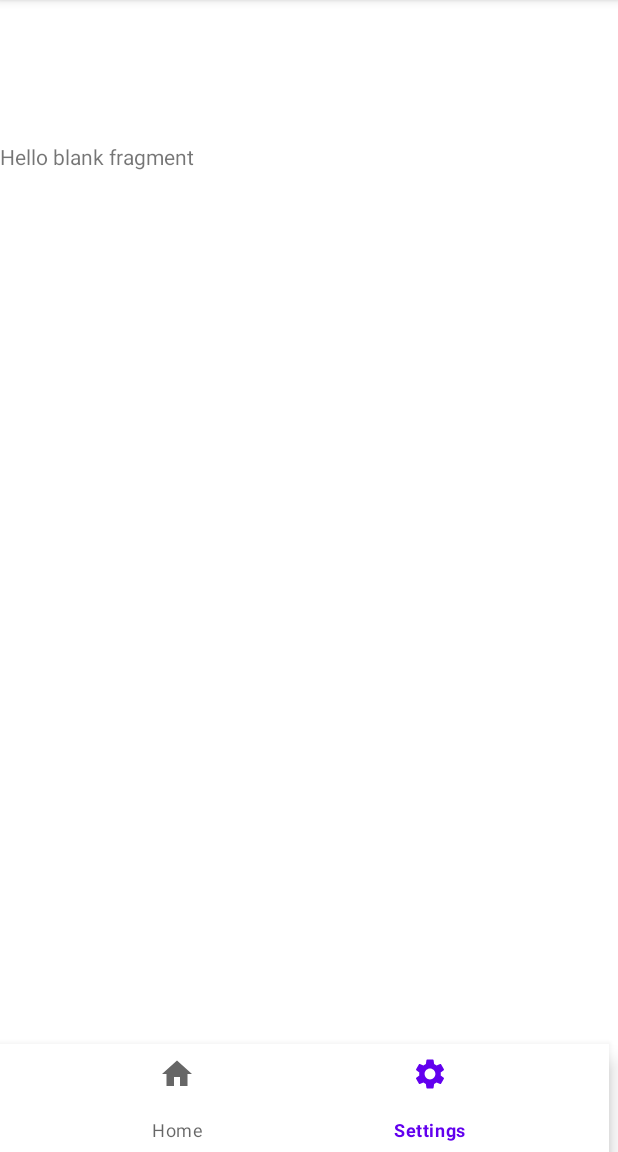
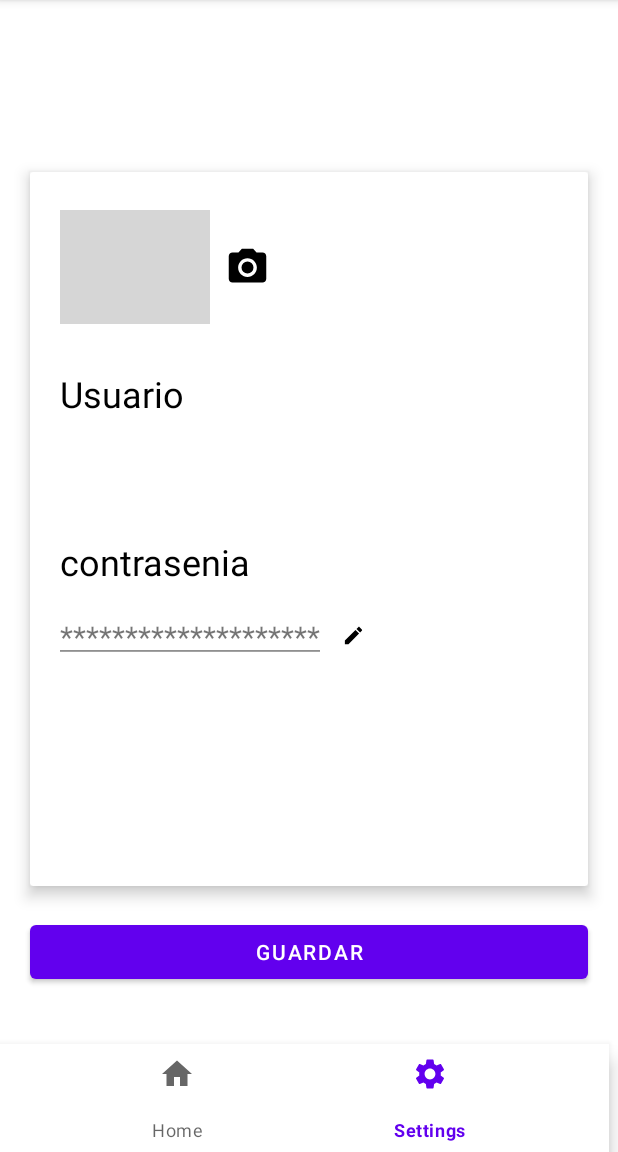
Before and after one commit to sabrinaValansi/challengeRepaso, an Android app: the Settings screen opened through its navigation route, on a phone screen of 412 x 824 dp, the part 84-1236 px from its top. Run offline under Robolectric (Android 15) with nearby library versions, the phone set to English and light mode, and no system bars; our stand-ins replace navigation-ui; pictures from the network do not load; grey boxes are pictures that could not be loaded.

Commit message:
agregado settings y correcto popup

```diff
--- a/app/src/main/java/ar/edu/ort/challengeConEze/fragments/Home.kt
+++ b/app/src/main/java/ar/edu/ort/challengeConEze/fragments/Home.kt
@@ -14,6 +14,7 @@ import ar.edu.ort.challengeConEze.adapter.AdapterProducto
 import ar.edu.ort.challengeConEze.listener.onProductoClickedListener
 import ar.edu.ort.challengeConEze.model.Producto
 import ar.edu.ort.challengeConEze.utils.Images
+import ar.edu.ort.challengeConEze.utils.User
 
 // TODO: Rename parameter arguments, choose names that match
 // the fragment initialization parameters, e.g. ARG_ITEM_NUMBER
@@ -56,7 +57,7 @@ class Home : Fragment(), onProductoClickedListener {
 
         textoHome = view.findViewById(R.id.textHome)
 
-        textoHome.text = "Hola, ${HomeArgs.fromBundle(requireArguments()).nombre}"
+        textoHome.text = "Hola, ${User.userName}"
 
         recycler = view.findViewById(R.id.recyclerProductos)
 
--- a/app/src/main/java/ar/edu/ort/challengeConEze/fragments/Settings.kt
+++ b/app/src/main/java/ar/edu/ort/challengeConEze/fragments/Settings.kt
@@ -1,11 +1,18 @@
 package ar.edu.ort.challengeConEze.fragments
 
+import android.graphics.Paint
+import android.media.Image
 import android.os.Bundle
 import androidx.fragment.app.Fragment
 import android.view.LayoutInflater
 import android.view.View
 import android.view.ViewGroup
+import android.widget.ImageView
+import android.widget.TextView
 import ar.edu.ort.challengeConEze.R
+import ar.edu.ort.challengeConEze.utils.User
+import com.bumptech.glide.Glide
+import org.w3c.dom.Text
 
 // TODO: Rename parameter arguments, choose names that match
 // the fragment initialization parameters, e.g. ARG_ITEM_NUMBER
@@ -22,6 +29,8 @@ class Settings : Fragment() {
     private var param1: String? = null
     private var param2: String? = null
 
+    private lateinit var imagenUsuario : ImageView
+
     override fun onCreate(savedInstanceState: Bundle?) {
         super.onCreate(savedInstanceState)
         arguments?.let {
@@ -36,6 +45,26 @@ class Settings : Fragment() {
     ): View? {
         // Inflate the layout for this fragment
         return inflater.inflate(R.layout.fragment_settings, container, false)
+    }
+
+    override fun onViewCreated(view: View, savedInstanceState: Bundle?) {
+        super.onViewCreated(view, savedInstanceState)
+
+        imagenUsuario = view.findViewById(R.id.imagen_usuario)
+
+        val nombreUsuario = view.findViewById<TextView>(R.id.texto_nombre)
+
+        val contraseniaUsuario = view.findViewById<TextView>(R.id.texto_contrasenia)
+
+        nombreUsuario.paintFlags = nombreUsuario.paintFlags or Paint.UNDERLINE_TEXT_FLAG
+        contraseniaUsuario.paintFlags = contraseniaUsuario.paintFlags or Paint.UNDERLINE_TEXT_FLAG
+
+        nombreUsuario.text = User.userName
+
+        Glide.with(this)
+            .load("https://www.w3schools.com/howto/img_avatar.png")
+            .circleCrop()
+            .into(imagenUsuario)
     }
 
     companion object {
--- /dev/null
+++ b/app/src/main/res/drawable/ic_camera.xml
@@ -0,0 +1,6 @@
+<vector android:height="24dp" android:tint="#000000"
+    android:viewportHeight="24" android:viewportWidth="24"
+    android:width="24dp" xmlns:android="http://schemas.android.com/apk/res/android">
+    <path android:fillColor="@android:color/white" android:pathData="M12,12m-3.2,0a3.2,3.2 0,1 1,6.4 0a3.2,3.2 0,1 1,-6.4 0"/>
+    <path android:fillColor="@android:color/white" android:pathData="M9,2L7.17,4L4,4c-1.1,0 -2,0.9 -2,2v12c0,1.1 0.9,2 2,2h16c1.1,0 2,-0.9 2,-2L22,6c0,-1.1 -0.9,-2 -2,-2h-3.17L15,2L9,2zM12,17c-2.76,0 -5,-2.24 -5,-5s2.24,-5 5,-5 5,2.24 5,5 -2.24,5 -5,5z"/>
+</vector>
--- /dev/null
+++ b/app/src/main/res/drawable/ic_edit.xml
@@ -0,0 +1,5 @@
+<vector android:height="24dp" android:tint="#000000"
+    android:viewportHeight="24" android:viewportWidth="24"
+    android:width="24dp" xmlns:android="http://schemas.android.com/apk/res/android">
+    <path android:fillColor="@android:color/white" android:pathData="M3,17.25V21h3.75L17.81,9.94l-3.75,-3.75L3,17.25zM20.71,7.04c0.39,-0.39 0.39,-1.02 0,-1.41l-2.34,-2.34c-0.39,-0.39 -1.02,-0.39 -1.41,0l-1.83,1.83 3.75,3.75 1.83,-1.83z"/>
+</vector>
--- a/app/src/main/res/layout/fragment_settings.xml
+++ b/app/src/main/res/layout/fragment_settings.xml
@@ -1,14 +1,125 @@
 <?xml version="1.0" encoding="utf-8"?>
-<FrameLayout xmlns:android="http://schemas.android.com/apk/res/android"
+<androidx.constraintlayout.widget.ConstraintLayout xmlns:android="http://schemas.android.com/apk/res/android"
+    xmlns:app="http://schemas.android.com/apk/res-auto"
     xmlns:tools="http://schemas.android.com/tools"
     android:layout_width="match_parent"
     android:layout_height="match_parent"
     tools:context=".fragments.Settings">
 
-    <!-- TODO: Update blank fragment layout -->
-    <TextView
+    <com.google.android.material.card.MaterialCardView
+        android:id="@+id/settings_card"
         android:layout_width="match_parent"
-        android:layout_height="match_parent"
-        android:text="@string/hello_blank_fragment" />
+        android:layout_height="0dp"
+        android:layout_margin="20dp"
+        app:cardCornerRadius="2dp"
+        app:layout_constraintStart_toStartOf="parent"
+        app:layout_constraintEnd_toEndOf="parent"
+        app:layout_constraintBottom_toTopOf="@id/save_button"
+        app:layout_constraintTop_toTopOf="parent"
+        app:cardElevation="6dp">
 
-</FrameLayout>
+        <androidx.constraintlayout.widget.ConstraintLayout
+            android:layout_width="match_parent"
+            android:layout_height="match_parent"
+            android:layout_margin="10dp">
+
+            <ImageView
+                android:id="@+id/imagen_usuario"
+                android:layout_width="100dp"
+                android:layout_height="0dp"
+                android:layout_marginStart="10dp"
+                android:layout_marginTop="15dp"
+                app:layout_constraintBottom_toTopOf="@id/settings_second_vertical_guideline"
+                app:layout_constraintStart_toStartOf="parent"
+                app:layout_constraintTop_toTopOf="parent" />
+
+            <ImageView
+                android:id="@+id/editar_icono_usuario"
+                android:layout_width="30dp"
+                android:layout_height="30dp"
+                android:layout_marginStart="10dp"
+                android:src="@drawable/ic_camera"
+                app:layout_constraintBottom_toBottomOf="@id/imagen_usuario"
+                app:layout_constraintStart_toEndOf="@id/imagen_usuario"
+                app:layout_constraintTop_toTopOf="@id/imagen_usuario" />
+
+            <ImageView
+                android:layout_width="15dp"
+                android:layout_height="15dp"
+                android:layout_marginStart="-12dp"
+                android:layout_marginBottom="1dp"
+                android:src="@drawable/ic_edit"
+                app:layout_constraintBottom_toBottomOf="@id/texto_contrasenia"
+                app:layout_constraintRight_toRightOf="@id/texto_contrasenia"
+                app:layout_constraintTop_toTopOf="@id/texto_contrasenia" />
+
+            <TextView
+                android:id="@+id/texto_nombre"
+                android:layout_width="wrap_content"
+                android:layout_height="wrap_content"
+                android:layout_marginStart="10dp"
+                android:layout_marginTop="20dp"
+                android:paddingBottom="2dp"
+                android:textSize="20sp"
+                app:layout_constraintStart_toStartOf="parent"
+                app:layout_constraintTop_toBottomOf="@id/titulo_nombre"
+                tools:text="Testing nombre" />
+
+            <TextView
+                android:id="@+id/titulo_contrasenia"
+                android:layout_width="wrap_content"
+                android:layout_height="wrap_content"
+                android:layout_marginStart="10dp"
+                android:layout_marginTop="30dp"
+                android:text="contrasenia"
+                android:textColor="@color/black"
+                android:textSize="24sp"
+                app:layout_constraintStart_toStartOf="parent"
+                app:layout_constraintTop_toBottomOf="@id/texto_nombre" />
+
+            <TextView
+                android:id="@+id/texto_contrasenia"
+                android:layout_width="wrap_content"
+                android:layout_height="wrap_content"
+                android:layout_marginStart="10dp"
+                android:layout_marginTop="20dp"
+                android:paddingEnd="30dp"
+                android:textSize="20sp"
+                android:text="********************"
+                app:layout_constraintStart_toStartOf="parent"
+                app:layout_constraintTop_toBottomOf="@id/titulo_contrasenia" />
+
+            <TextView
+                android:id="@+id/titulo_nombre"
+                android:layout_width="wrap_content"
+                android:layout_height="wrap_content"
+                android:layout_marginStart="10dp"
+                android:layout_marginTop="30dp"
+                android:text="Usuario"
+                android:textColor="@color/black"
+                android:textSize="24sp"
+                app:layout_constraintStart_toStartOf="parent"
+                app:layout_constraintTop_toBottomOf="@id/imagen_usuario" />
+
+            <androidx.constraintlayout.widget.Guideline
+                android:id="@+id/settings_second_vertical_guideline"
+                android:layout_width="wrap_content"
+                android:layout_height="wrap_content"
+                android:orientation="horizontal"
+                app:layout_constraintGuide_percent="0.20" />
+
+        </androidx.constraintlayout.widget.ConstraintLayout>
+
+    </com.google.android.material.card.MaterialCardView>
+
+    <Button
+        android:id="@+id/save_button"
+        android:text="Guardar"
+        android:layout_width="match_parent"
+        android:layout_marginStart="20dp"
+        android:layout_marginEnd="20dp"
+        android:layout_height="wrap_content"
+        android:layout_marginBottom="15dp"
+        app:layout_constraintBottom_toBottomOf="parent"/>
+
+</androidx.constraintlayout.widget.ConstraintLayout>
--- a/app/src/main/res/navigation/nav_graph.xml
+++ b/app/src/main/res/navigation/nav_graph.xml
@@ -13,6 +13,7 @@
         <action
             android:id="@+id/action_login_to_home2"
             app:destination="@id/home2"
+            app:popUpTo="@id/login"
             app:popUpToInclusive="true" />
     </fragment>
     <fragment
```
